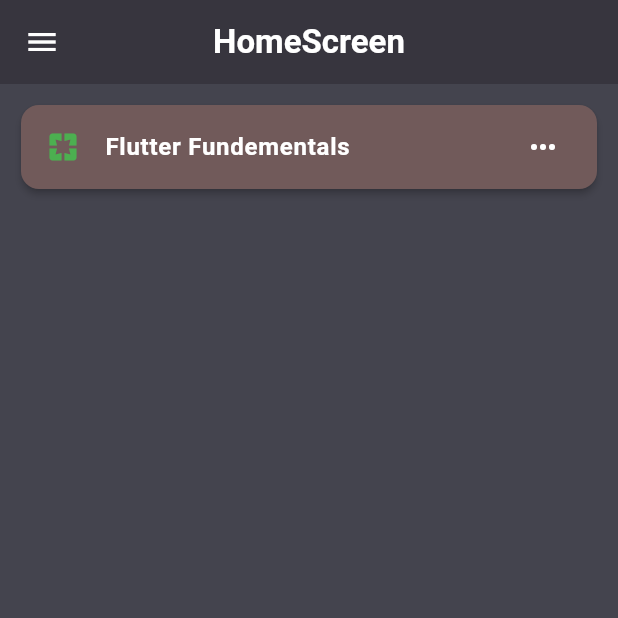
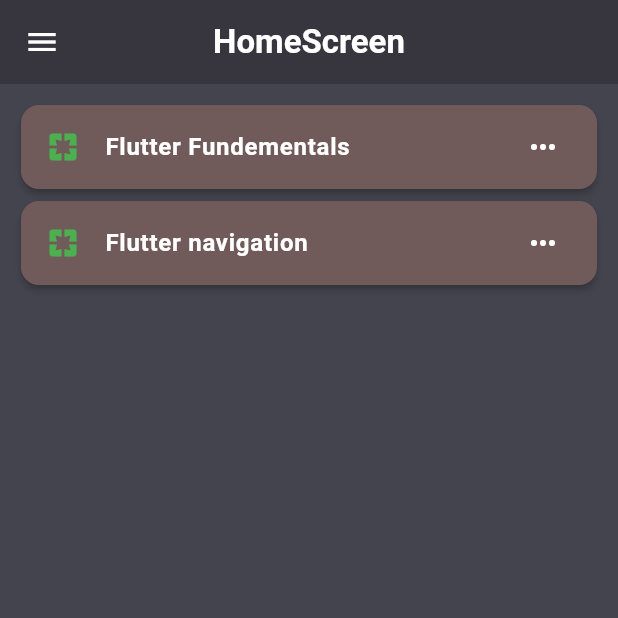
Before and after one commit to Muhammed-Aflah-A/the_application, a Flutter app: the HomeScreen screen opened by its route, on a phone screen of 412 x 824 dp, the top half of it. Run offline on Flutter 3.47's test engine with Material 3 defaults, Android fonts, the phone set to English and light mode, and no system bars.

Commit message:
added flutter navigation page and pass data through routers

```diff
--- a/lib/main.dart
+++ b/lib/main.dart
@@ -4,6 +4,8 @@ import 'package:the_app/notifier/login_provider.dart';
 import 'package:the_app/notifier/register_provider.dart';
 import 'package:the_app/notifier/theme_provider.dart';
 import 'package:the_app/view/flutter_fundementals.dart';
+import 'package:the_app/view/flutter_navigation.dart';
+import 'package:the_app/view/flutter_navigation_2.dart';
 import 'package:the_app/view/home_screen.dart';
 import 'package:the_app/view/login_screen.dart';
 import 'package:the_app/view/profile.dart';
@@ -48,6 +50,8 @@ class _MyAppState extends State<MyApp> {
         "profile": (context) => Profile(),
         "settings": (context) => Settings(),
         "flutter_fundementals": (context) => Page1(),
+        "flutter_navigation": (context) => Page2(),
+        "flutter_navigation_2": (context) => DataReciever(),
       },
     );
   }
--- a/lib/view/home_screen.dart
+++ b/lib/view/home_screen.dart
@@ -105,6 +105,24 @@ class _HomeScreenState extends State<HomeScreen> {
                 trailing: Icon(Icons.more_horiz, color: AppColor.moreIconHoriz),
               ),
             ),
+            Card(
+              elevation: 2,
+              color: AppColor.cardColor,
+              child: ListTile(
+                leading: Icon(Icons.pages, color: AppColor.pageIcon),
+                title: Text(
+                  "Flutter navigation",
+                  style: TextStyle(
+                    fontWeight: FontWeight.bold,
+                    color: AppColor.normalText,
+                  ),
+                ),
+                onTap: () {
+                  Navigator.pushNamed(context, "flutter_navigation");
+                },
+                trailing: Icon(Icons.more_horiz, color: AppColor.moreIconHoriz),
+              ),
+            ),
           ],
         ),
       ),
```
Also changed, not shown: lib/view/flutter_navigation.dart (added, +76 -0 lines), lib/view/flutter_navigation_2.dart (added, +53 -0 lines).
